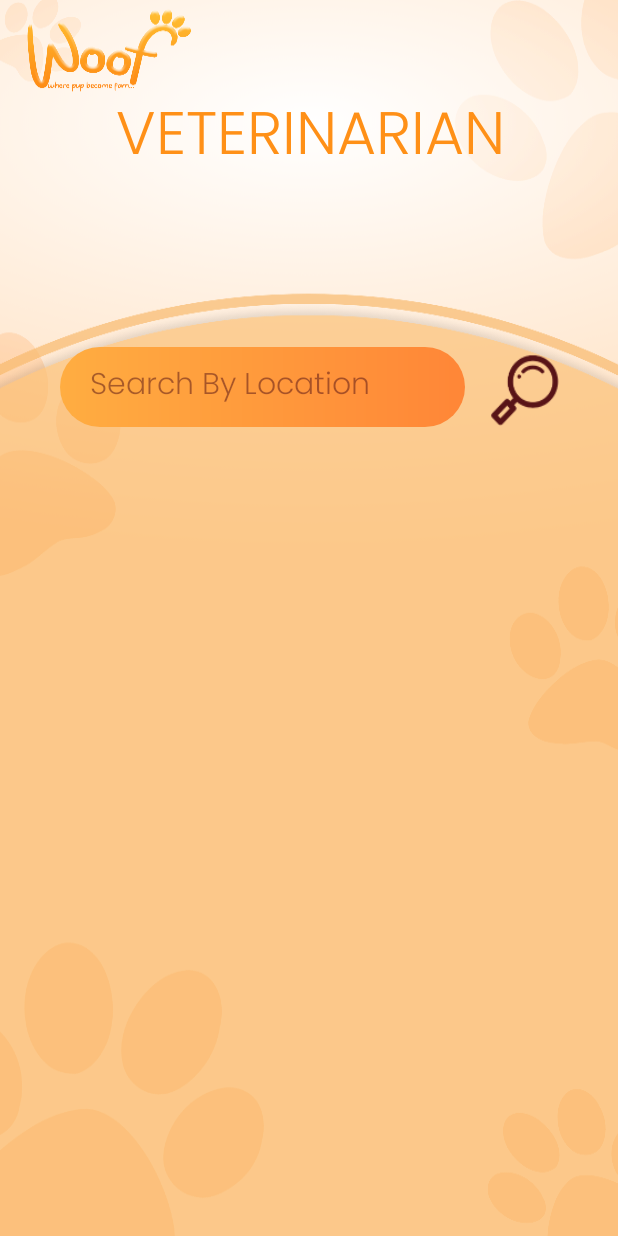
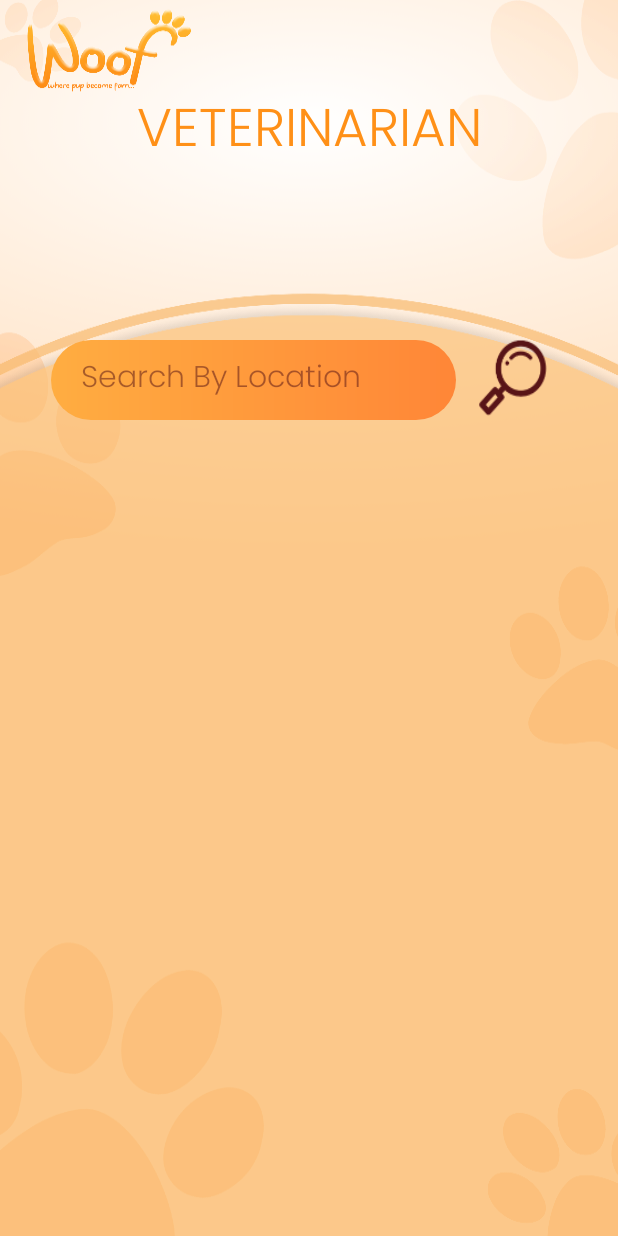
Before and after one commit to MIHIRANGA99/MAD-Project, an Android app: the VeterinarianList screen opened directly, with no data from a screen before it, on a phone screen of 412 x 824 dp. Run offline under Robolectric (Android 15) with nearby library versions, the phone set to English and light mode, and no system bars; our stand-ins replace Firebase (no records; nobody signed in at launch, a user with empty details on screens opened directly).

Commit message:
Search, Vet list & Vet profile created

```diff
--- a/app/src/main/java/com/example/woofnew/VetAdapter.java
+++ b/app/src/main/java/com/example/woofnew/VetAdapter.java
@@ -38,6 +38,8 @@ public class VetAdapter extends RecyclerView.Adapter<VetAdapter.VetViewHolder> {
         User user = list.get(position);
         holder.VetName.setText("Dr."+user.getvetName());
         holder.VetAddress.setText(user.getvetAddress());
+
+
         holder.vet_CV.setOnClickListener(new View.OnClickListener() {
             @Override
             public void onClick(View view) {
--- a/app/src/main/res/layout/activity_vet_profile.xml
+++ b/app/src/main/res/layout/activity_vet_profile.xml
@@ -25,7 +25,6 @@
         android:fontFamily="@font/poppins_semibold"
         android:gravity="center"
         android:text="@string/doctor_name"
-        android:textAllCaps="true"
         android:textColor="@color/maroon"
         android:textSize="25sp" />
 
@@ -42,13 +41,15 @@
 
     <TextView
         android:id="@+id/address_doc"
-        android:layout_width="383dp"
+        android:layout_width="match_parent"
         android:layout_height="50dp"
         android:layout_below="@id/adressTV"
         android:background="@drawable/tv_vet"
+        android:fontFamily="@font/poppins_semibold"
         android:paddingStart="20dp"
+        android:layout_marginTop="1dp"
+        android:layout_marginEnd="30dp"
         android:paddingTop="11dp"
-        android:fontFamily="@font/poppins_semibold"
         android:text="@string/address_doc"
         android:textAllCaps="true"
         android:textSize="20sp" />
--- a/app/src/main/res/layout/activity_veterinarian_list.xml
+++ b/app/src/main/res/layout/activity_veterinarian_list.xml
@@ -9,18 +9,14 @@
 
     <TextView
         android:id="@+id/vetList_TV"
-        android:layout_width="267dp"
+        android:layout_width="match_parent"
         android:layout_height="wrap_content"
-        android:layout_alignParentStart="true"
-        android:layout_alignParentEnd="true"
-        android:layout_marginStart="73dp"
         android:layout_marginTop="60dp"
-        android:layout_marginEnd="71dp"
         android:fontFamily="@font/poppins_light"
         android:gravity="center"
         android:text="@string/veterinarian_search"
         android:textColor="#FF9017"
-        android:textSize="40sp"
+        android:textSize="35sp"
         app:layout_constraintEnd_toEndOf="parent"
         app:layout_constraintHorizontal_bias="0.496"
         app:layout_constraintStart_toStartOf="parent"
@@ -32,8 +28,8 @@
         android:layout_height="53dp"
         android:layout_below="@id/vetList_TV"
         android:layout_alignStart="@id/vetList_TV"
-        android:layout_marginStart="-33dp"
-        android:layout_marginTop="106dp"
+        android:layout_marginStart="34dp"
+        android:layout_marginTop="109dp"
         android:background="@drawable/search_layout"
         android:ems="10"
         android:fontFamily="@font/poppins_light"
@@ -51,9 +47,9 @@
         android:layout_height="49dp"
         android:layout_below="@id/vetList_TV"
         android:layout_alignBottom="@+id/search_field"
-        android:layout_marginStart="16dp"
-        android:layout_marginTop="110dp"
-        android:layout_marginBottom="0dp"
+        android:layout_marginStart="14dp"
+        android:layout_marginTop="108dp"
+        android:layout_marginBottom="2dp"
         android:layout_toEndOf="@+id/search_field"
         android:background="@drawable/search_icon" />
 
--- a/app/src/main/res/layout/item.xml
+++ b/app/src/main/res/layout/item.xml
@@ -28,7 +28,6 @@
                 android:layout_marginTop="6dp"
                 android:fontFamily="@font/poppins_semibold"
                 android:text="@string/veterinarian_name"
-                android:textAllCaps="true"
                 android:textSize="20sp"
                 android:textStyle="bold" />
 
```
